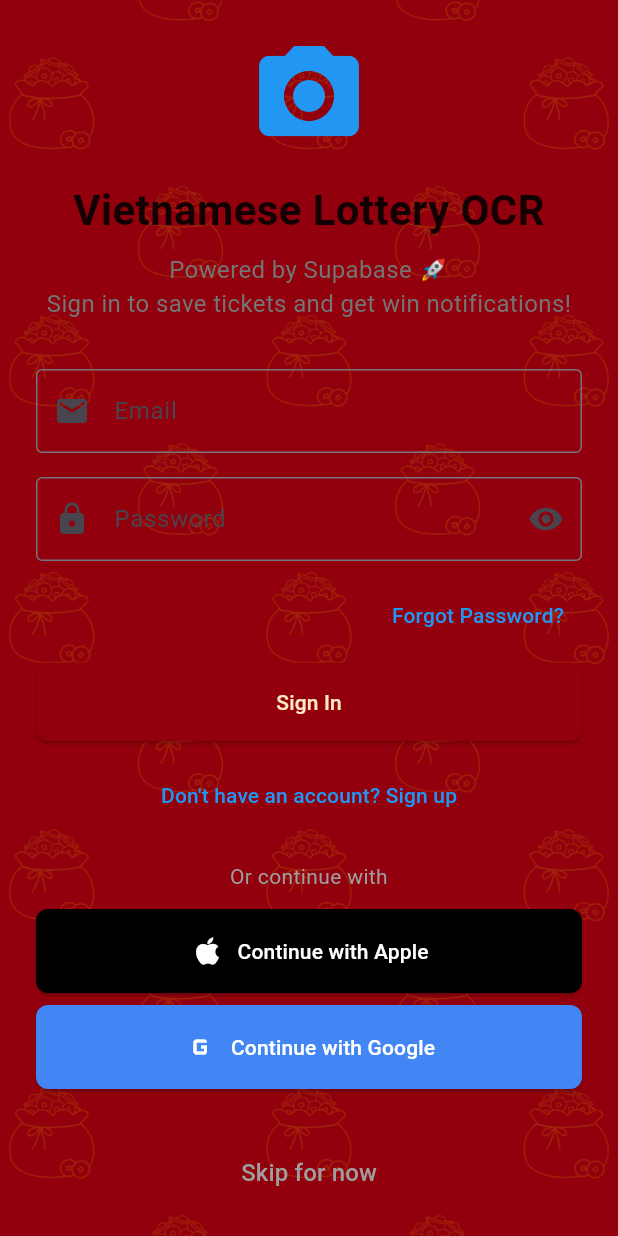
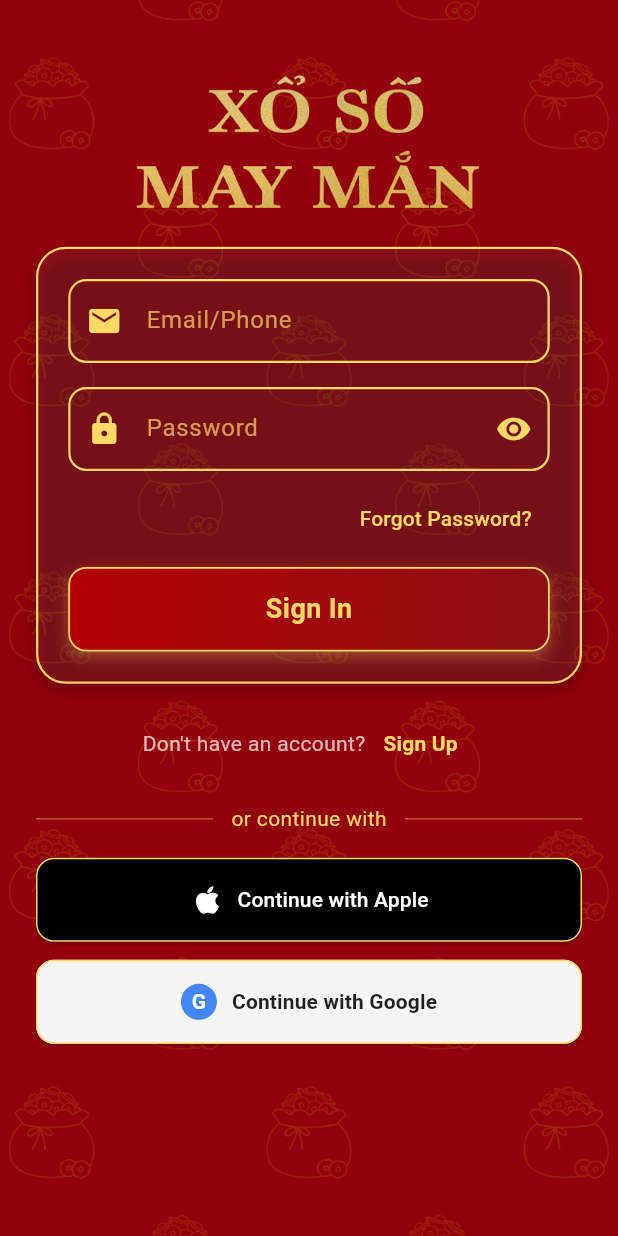
Before and after one commit to c0ryd/Xo-So, a Flutter app: the screen it shows after launch, on a phone screen of 412 x 824 dp. Run offline on Flutter 3.47's test engine with Material 3 defaults, Android fonts, the phone set to English and light mode, and no system bars; our stand-ins replace app_links, camera, firebase_auth, firebase_core, flutter_local_notifications, google_mobile_ads and 5 more; missing offline and left inert: amazon_cognito_identity_dart_2, google_mlkit_text_recognition; accounts and stored records are empty; generated files the repository leaves out were written again; statements that could not run were skipped.

Commit message:
saving progress

```diff
--- a/lib/screens/camera_screen_clean.dart
+++ b/lib/screens/camera_screen_clean.dart
@@ -467,9 +467,11 @@
   void _disposeBannerAd() {
     _bannerAd?.dispose();
     _bannerAd = null;
-    setState(() {
-      _isBannerAdReady = false;
-    });
+    if (mounted) {
+      setState(() {
+        _isBannerAdReady = false;
+      });
+    }
   }
 
   // --- OCR helpers copied from working screen ---
@@ -880,7 +882,7 @@
               SizedBox(height: 8),
             ],
 
-            if ((_isAutoScanning || _isCameraInitialized) && _isBannerAdReady && _bannerAd != null) ...[
+                          if ((_isAutoScanning || _isCameraInitialized) && _isBannerAdReady && _bannerAd != null) ...[
               Container(
                 alignment: Alignment.center,
                 width: _bannerAd!.size.width.toDouble(),
--- a/lib/screens/supabase_login_screen.dart
+++ b/lib/screens/supabase_login_screen.dart
@@ -27,12 +27,17 @@
   bool _obscurePassword = true;
   String? _pendingPhone;
   String? _errorMessage;
+  bool _isPhoneMode = false; // Track if user is entering phone number
   StreamSubscription<AuthState>? _authSubscription;
   Timer? _googleSignInTimeout;
 
   @override
   void initState() {
     super.initState();
+
+    // Listen to email controller changes to detect phone vs email mode
+    _emailController.addListener(_detectInputMode);
+
     // Listen to auth state changes to clear loading state when OAuth succeeds
     _authSubscription = _authService.authStateChanges.listen((AuthState authState) {
       if (mounted && authState.session != null) {
@@ -56,8 +61,30 @@
     });
   }
 
+  void _detectInputMode() {
+    final text = _emailController.text;
+
+    setState(() {
+      if (text.isEmpty) {
+        // Reset to email mode when field is empty
+        _isPhoneMode = false;
+      } else {
+        final isNumeric = RegExp(r'^[0-9]*$').hasMatch(text);
+        final hasEmailChar = text.contains('@') || RegExp(r'[a-zA-Z]').hasMatch(text);
+
+        if (isNumeric) {
+          _isPhoneMode = true;
+        } else if (hasEmailChar) {
+          _isPhoneMode = false;
+        }
+        // If text has mixed content, keep current mode
+      }
+    });
+  }
+
   @override
   void dispose() {
+    _emailController.removeListener(_detectInputMode);
     _authSubscription?.cancel();
     _googleSignInTimeout?.cancel();
     _emailController.dispose();
@@ -74,7 +101,7 @@
     });
   }
 
-  void _showError(String message) {
+  void _showError(String message, {bool isSuccess = false}) {
     setState(() {
       _errorMessage = message;
       _isLoading = false;
@@ -82,6 +109,11 @@
   }
 
   Future<void> _signInWithEmail() async {
+    if (_isPhoneMode) {
+      await _signInWithPhone();
+      return;
+    }
+
     if (_emailController.text.trim().isEmpty || _passwordController.text.trim().isEmpty) {
       _showError('Please enter both email and password');
       return;
@@ -102,6 +134,8 @@
       }
     } catch (e) {
       _showError('Sign in failed: ${e.toString()}');
+    } finally {
+      _setLoading(false);
     }
   }
 
@@ -135,6 +169,110 @@
       }
     } catch (e) {
       _showError('Sign up failed: ${e.toString()}');
+    } finally {
+      _setLoading(false);
+    }
+  }
+
+  Future<void> _signUpWithPhone() async {
+    final phoneNumber = _emailController.text.trim();
+
+    if (phoneNumber.isEmpty) {
+      _showError('Please enter a phone number');
+      return;
+    }
+
+    // Basic phone number validation - allow + at start, then digits
+    if (!RegExp(r'^\+?[1-9]\d{1,14}$').hasMatch(phoneNumber)) {
+      _showError('Please enter a valid phone number (include country code like +1234567890)');
+      return;
+    }
+
+    _setLoading(true);
+    try {
+      await _authService.signInWithPhoneNumber(
+        phoneNumber,
+        onSuccess: (message) {
+          _showError(message, isSuccess: true);
+          setState(() {
+            _showOtpInput = true;
+            _pendingPhone = phoneNumber;
+          });
+        },
+        onError: (error) {
+          _showError('Phone sign up failed: $error');
+        },
+      );
+    } catch (e) {
+      _showError('Phone sign up failed: ${e.toString()}');
+    } finally {
+      _setLoading(false);
+    }
+  }
+
+  Future<void> _signUp() async {
+    if (_isPhoneMode) {
+      await _signUpWithPhone();
+    } else {
+      await _signUpWithEmail();
+    }
+  }
+
+  String _getPrimaryButtonLabel() {
+    if (_isPhoneMode && !_showOtpInput) {
+      return _isSignUpMode ? 'Send OTP' : 'Send OTP';
+    } else if (_isPhoneMode && _showOtpInput) {
+      return _isSignUpMode ? 'Verify & Sign Up' : 'Verify & Sign In';
+    } else {
+      return _isSignUpMode ? 'Create Account' : 'Sign In';
+    }
+  }
+
+  VoidCallback? _getPrimaryButtonAction() {
+    if (_isPhoneMode && !_showOtpInput) {
+      // Send OTP phase
+      return _isSignUpMode ? _signUpWithPhone : _sendOtpForSignIn;
+    } else if (_isPhoneMode && _showOtpInput) {
+      // Verify OTP phase
+      return _verifyOtp;
+    } else {
+      // Email mode
+      return _isSignUpMode ? _signUpWithEmail : _signInWithEmail;
+    }
+  }
+
+  Future<void> _sendOtpForSignIn() async {
+    final phoneNumber = _emailController.text.trim();
+
+    if (phoneNumber.isEmpty) {
+      _showError('Please enter a phone number');
+      return;
+    }
+
+    if (!RegExp(r'^\+?[1-9]\d{1,14}$').hasMatch(phoneNumber)) {
+      _showError('Please enter a valid phone number (include country code like +1234567890)');
+      return;
+    }
+
+    _setLoading(true);
+    try {
+      await _authService.signInWithPhoneNumber(
+        phoneNumber,
+        onSuccess: (message) {
+          _showError(message, isSuccess: true);
+          setState(() {
+            _showOtpInput = true;
+            _pendingPhone = phoneNumber;
+          });
+        },
+        onError: (error) {
+          _showError('Failed to send OTP: $error');
+        },
+      );
+    } catch (e) {
+      _showError('Failed to send OTP: ${e.toString()}');
+    } finally {
+      _setLoading(false);
     }
   }
 
@@ -230,7 +368,7 @@
   }
 
   Future<void> _verifyOtp() async {
-    if (_otpController.text.trim().isEmpty) {
+    if (_passwordController.text.trim().isEmpty) {
       _showError('Please enter the verification code');
       return;
     }
@@ -244,7 +382,7 @@
     try {
       final result = await _authService.verifyPhoneOtp(
         _pendingPhone!,
-        _otpController.text.trim(),
+        _passwordController.text.trim(),
       );
 
       if (result != null && result.user != null) {
@@ -262,7 +400,7 @@
     setState(() {
       _showOtpInput = false;
       _pendingPhone = null;
-      _otpController.clear();
+      _passwordController.clear();
       _errorMessage = null;
     });
   }
@@ -273,134 +411,136 @@
       body: VietnameseTiledBackground(
         child: SafeArea(
         child: SingleChildScrollView(
-            padding: const EdgeInsets.all(24.0),
-            child: ConstrainedBox(
-            constraints: BoxConstraints(
-              minHeight: MediaQuery.of(context).size.height -
-                         MediaQuery.of(context).padding.top -
-                         MediaQuery.of(context).padding.bottom - 48,
-            ),
+          padding: const EdgeInsets.symmetric(horizontal: 24, vertical: 8),
           child: Column(
-              mainAxisAlignment: MainAxisAlignment.center,
             crossAxisAlignment: CrossAxisAlignment.stretch,
                       children: [
-                // App Logo/Title
-                const Icon(
-                  Icons.camera_alt,
-                  size: 80,
-                  color: Colors.blue,
+            SizedBox(height: MediaQuery.of(context).size.height * 0.02),
+            const SizedBox(height: 20),
+                  Center(
+                    child: Image.asset(
+                      'assets/images/text/xo so may manv2.png',
+                      height: 100,
+                      errorBuilder: (_, __, ___) => const Text(
+                        'XỔ SỐ MAY MẮN',
+                        style: TextStyle(color: Color(0xFFFFD966), fontSize: 42, fontWeight: FontWeight.bold),
                       ),
-                const SizedBox(height: 16),
-                const Text(
-                  'Vietnamese Lottery OCR',
-                  style: TextStyle(
-                    fontSize: 28,
-                    fontWeight: FontWeight.bold,
-                    color: Colors.black87,
                     ),
-                  textAlign: TextAlign.center,
                   ),
-                const SizedBox(height: 8),
-                Text(
-                  'Powered by Supabase 🚀\nSign in to save tickets and get win notifications!',
-                  style: TextStyle(
-                    fontSize: 16,
-                    color: Colors.grey[600],
-                  ),
-                  textAlign: TextAlign.center,
-                ),
-                const SizedBox(height: 32),
+              const SizedBox(height: 20),
 
-                // Error message
               if (_errorMessage != null) ...[
                 Container(
                   padding: const EdgeInsets.all(12),
                   decoration: BoxDecoration(
-                      color: Colors.red[50],
-                      border: Border.all(color: Colors.red[200]!),
-                      borderRadius: BorderRadius.circular(8),
+                    color: Colors.black.withOpacity(0.2),
+                    borderRadius: BorderRadius.circular(12),
+                    border: Border.all(color: const Color(0xFFFFA6A6)),
                   ),
                   child: Text(
                     _errorMessage!,
-                      style: TextStyle(color: Colors.red[700]),
+                    style: const TextStyle(color: Colors.white),
                     textAlign: TextAlign.center,
                   ),
                 ),
-                  const SizedBox(height: 24),
+                const SizedBox(height: 16),
               ],
 
-                // Email authentication form
-                TextField(
+              Container(
+                padding: const EdgeInsets.all(20),
+                decoration: BoxDecoration(
+                  color: Colors.white.withOpacity(0.06),
+                  borderRadius: BorderRadius.circular(20),
+                  border: Border.all(color: const Color(0xFFFFD966), width: 1.5),
+                  boxShadow: [
+                    BoxShadow(color: Colors.black.withOpacity(0.25), blurRadius: 10, offset: const Offset(0,4)),
+                  ],
+                ),
+                child: Column(
+                  children: [
+                    _buildInputField(
                       controller: _emailController,
-                  keyboardType: TextInputType.emailAddress,
-                  decoration: const InputDecoration(
-                    labelText: 'Email',
-                    hintText: 'your@email.com',
-                    prefixIcon: Icon(Icons.email),
-                    border: OutlineInputBorder(),
-                  ),
+                      icon: _isPhoneMode ? Icons.phone : Icons.email,
+                      hint: _isPhoneMode ? 'Phone (+1234567890)' : 'Email/Phone',
+                      keyboardType: _isPhoneMode ? TextInputType.phone : TextInputType.emailAddress,
                     ),
                     const SizedBox(height: 16),
 
-                TextField(
+                    // Show OTP field only if we're in phone mode and OTP has been sent
+                    if (_isPhoneMode && _showOtpInput) ...[
+                      _buildInputField(
                         controller: _passwordController,
-                  obscureText: _obscurePassword,
-                  decoration: InputDecoration(
-                    labelText: 'Password',
-                    hintText: 'Enter your password',
-                    prefixIcon: const Icon(Icons.lock),
-                    suffixIcon: IconButton(
-                      icon: Icon(_obscurePassword ? Icons.visibility : Icons.visibility_off),
-                      onPressed: () {
-                        setState(() {
-                          _obscurePassword = !_obscurePassword;
-                        });
-                      },
+                        icon: Icons.sms,
+                        hint: 'Enter OTP',
+                        keyboardType: TextInputType.number,
                       ),
-                    border: const OutlineInputBorder(),
+                      const SizedBox(height: 8),
+                      Row(
+                        mainAxisAlignment: MainAxisAlignment.spaceBetween,
+                        children: [
+                          TextButton(
+                            onPressed: _resetPhoneAuth,
+                            child: const Text(
+                              '← Back',
+                              style: TextStyle(color: Color(0xFFFFD966)),
                             ),
                           ),
-                const SizedBox(height: 12),
-
-                // Forgot Password link (only show in sign in mode)
-                if (!_isSignUpMode)
+                          TextButton(
+                            onPressed: _isLoading ? null : () {
+                              // Resend OTP
+                              _isSignUpMode ? _signUpWithPhone() : _sendOtpForSignIn();
+                            },
+                            child: const Text(
+                              'Resend OTP',
+                              style: TextStyle(color: Color(0xFFFFD966)),
+                            ),
+                          ),
+                        ],
+                      ),
+                    ] else if (!_isPhoneMode) ...[
+                      _buildInputField(
+                        controller: _passwordController,
+                        icon: Icons.lock,
+                        hint: 'Password',
+                        isPassword: true,
+                      ),
+                    ],
+                    const SizedBox(height: 8),
                     Align(
                       alignment: Alignment.centerRight,
                       child: TextButton(
                         onPressed: () {
                           Navigator.push(
                             context,
-                          MaterialPageRoute(
-                            builder: (context) => const PasswordRecoveryScreen(),
-                          ),
+                            MaterialPageRoute(builder: (context) => const PasswordRecoveryScreen()),
                           );
                         },
                         child: Text(
                           AppLocalizations.of(context)!.forgotPassword,
-                        style: const TextStyle(color: Colors.blue),
+                          style: const TextStyle(color: Color(0xFFFFD966)),
                         ),
                       ),
                     ),
                     const SizedBox(height: 8),
+                    _buildPrimaryButton(
+                      label: _getPrimaryButtonLabel(),
+                      loading: _isLoading,
+                      onPressed: _isLoading ? null : _getPrimaryButtonAction(),
+                    ),
+                  ],
+                ),
+              ),
 
-                // Sign In / Sign Up button
-                ElevatedButton(
-                  onPressed: _isLoading ? null : (_isSignUpMode ? _signUpWithEmail : _signInWithEmail),
-                  style: ElevatedButton.styleFrom(
-                    padding: const EdgeInsets.symmetric(vertical: 16),
-                    shape: RoundedRectangleBorder(borderRadius: BorderRadius.circular(8)),
+              const SizedBox(height: 16),
+
+              // Sign Up / Sign In toggle
+              Row(
+                mainAxisAlignment: MainAxisAlignment.center,
+                children: [
+                  Text(
+                    _isSignUpMode ? 'Already have an account?' : 'Don\'t have an account?',
+                    style: const TextStyle(color: Colors.white70),
                   ),
-                  child: _isLoading
-                    ? const SizedBox(
-                        width: 20,
-                        height: 20,
-                        child: CircularProgressIndicator(strokeWidth: 2, color: Colors.white),
-                      )
-                    : Text(_isSignUpMode ? 'Create Account' : 'Sign In'),
-                ),
-                const SizedBox(height: 12),
-
-                // Toggle Sign In / Sign Up
                   TextButton(
                     onPressed: () {
                       setState(() {
@@ -409,105 +549,140 @@
                       });
                     },
                     child: Text(
-                    _isSignUpMode
-                      ? 'Already have an account? Sign in'
-                      : 'Don\'t have an account? Sign up',
-                    style: const TextStyle(color: Colors.blue),
+                      _isSignUpMode ? 'Sign In' : 'Sign Up',
+                      style: const TextStyle(
+                        color: Color(0xFFFFD966),
+                        fontWeight: FontWeight.w600,
                       ),
                     ),
+                  ),
+                ],
+              ),
 
-                const SizedBox(height: 20),
-                Text(
-                  'Or continue with',
-                  style: TextStyle(
-                    fontSize: 14,
-                    color: Colors.grey[500],
+              const SizedBox(height: 16),
+              _buildOrDivider('or continue with'),
+              const SizedBox(height: 16),
+
+              _buildAppleButton(_isLoading ? null : _signInWithApple),
+              const SizedBox(height: 12),
+              _buildGoogleButton(_isLoading ? null : _signInWithGoogle, _isLoading),
+
+              const SizedBox(height: 24),
+            ],
           ),
-                  textAlign: TextAlign.center,
         ),
-                const SizedBox(height: 12),
+      ),
+    ));
+  }
 
-                // Apple Sign In button
-                ElevatedButton.icon(
-                  onPressed: _isLoading ? null : _signInWithApple,
+  Widget _buildInputField({
+    required TextEditingController controller,
+    required IconData icon,
+    required String hint,
+    bool isPassword = false,
+    TextInputType? keyboardType,
+  }) {
+    return TextField(
+      controller: controller,
+      keyboardType: keyboardType,
+      obscureText: isPassword ? _obscurePassword : false,
+      decoration: InputDecoration(
+        prefixIcon: Icon(icon, color: const Color(0xFFFFD966)),
+        hintText: hint,
+        hintStyle: TextStyle(color: const Color(0xFFFFD966).withOpacity(0.7)),
+        filled: true,
+        fillColor: Colors.transparent,
+        enabledBorder: OutlineInputBorder(
+          borderRadius: BorderRadius.circular(12),
+          borderSide: const BorderSide(color: Color(0xFFFFD966), width: 1.5),
+        ),
+        focusedBorder: OutlineInputBorder(
+          borderRadius: BorderRadius.circular(12),
+          borderSide: const BorderSide(color: Color(0xFFFFD966), width: 2),
+        ),
+        suffixIcon: isPassword
+            ? IconButton(
+                icon: Icon(_obscurePassword ? Icons.visibility : Icons.visibility_off, color: const Color(0xFFFFD966)),
+                onPressed: () { setState(() { _obscurePassword = !_obscurePassword; }); },
+              )
+            : null,
+      ),
+      style: const TextStyle(color: Colors.white),
+    );
+  }
+
+  Widget _buildPrimaryButton({required String label, required VoidCallback? onPressed, bool loading = false}) {
+    return InkWell(
+      onTap: onPressed,
+      borderRadius: BorderRadius.circular(12),
+      child: Container(
+        width: double.infinity,
+        padding: const EdgeInsets.symmetric(vertical: 14),
+        decoration: BoxDecoration(
+          gradient: const LinearGradient(colors: [Color(0xFFB30000), Color(0xFF8D0F14)]),
+          borderRadius: BorderRadius.circular(12),
+          boxShadow: [BoxShadow(color: const Color(0xFFFFD966).withOpacity(0.3), blurRadius: 8, offset: const Offset(0,4))],
+          border: Border.all(color: const Color(0xFFFFD966), width: 1.2),
+        ),
+        child: Center(
+          child: loading
+              ? const SizedBox(width: 20, height: 20, child: CircularProgressIndicator(strokeWidth: 2, color: Color(0xFFFFD966)))
+              : Text(label, style: const TextStyle(color: Color(0xFFFFD966), fontSize: 18, fontWeight: FontWeight.bold)),
+        ),
+      ),
+    );
+  }
+
+  Widget _buildOrDivider(String text) {
+    return Row(
+      children: [
+        Expanded(child: Container(height: 1, color: const Color(0xFFFFD966).withOpacity(0.4))),
+        Padding(
+          padding: const EdgeInsets.symmetric(horizontal: 12),
+          child: Text(text, style: const TextStyle(color: Color(0xFFFFD966))),
+        ),
+        Expanded(child: Container(height: 1, color: const Color(0xFFFFD966).withOpacity(0.4))),
+      ],
+    );
+  }
+
+  Widget _buildAppleButton(VoidCallback? onPressed) {
+    return ElevatedButton.icon(
+      onPressed: onPressed,
       icon: const Icon(Icons.apple, size: 24, color: Colors.white),
       label: const Text('Continue with Apple'),
       style: ElevatedButton.styleFrom(
         backgroundColor: Colors.black,
         foregroundColor: Colors.white,
         padding: const EdgeInsets.symmetric(vertical: 16),
-                    shape: RoundedRectangleBorder(borderRadius: BorderRadius.circular(8)),
+        shape: RoundedRectangleBorder(borderRadius: BorderRadius.circular(12)),
+        side: const BorderSide(color: Color(0xFFFFD966), width: 1),
       ),
-                ),
-                const SizedBox(height: 8),
+    );
+  }
 
-                // Google Sign In button (Supabase OAuth web flow)
-                ElevatedButton.icon(
-                  onPressed: _isLoading ? null : _signInWithGoogle,
-                  icon: _isLoading
-                    ? SizedBox(
-                        width: 20,
-                        height: 20,
-                        child: CircularProgressIndicator(strokeWidth: 2, color: Colors.white),
-                      )
-                    : const Icon(Icons.g_mobiledata, size: 24, color: Colors.white),
-                  label: Text(_isLoading ? 'Signing in...' : 'Continue with Google'),
+  Widget _buildGoogleButton(VoidCallback? onPressed, bool loading) {
+    return ElevatedButton(
+      onPressed: onPressed,
       style: ElevatedButton.styleFrom(
-                    backgroundColor: const Color(0xFF4285F4),
-                    foregroundColor: Colors.white,
+        backgroundColor: const Color(0xFFF5F5F5),
+        foregroundColor: Colors.black87,
         padding: const EdgeInsets.symmetric(vertical: 16),
-                    shape: RoundedRectangleBorder(borderRadius: BorderRadius.circular(8)),
-                  ),
-                ),
-
-                // Helpful note for OAuth flow
-                if (_isLoading) ...[
-                  const SizedBox(height: 12),
-                  Container(
-                    padding: const EdgeInsets.all(12),
-                    decoration: BoxDecoration(
-                      color: Colors.blue[50],
-                      border: Border.all(color: Colors.blue[200]!),
-                      borderRadius: BorderRadius.circular(8),
+        shape: RoundedRectangleBorder(borderRadius: BorderRadius.circular(12)),
+        side: const BorderSide(color: Color(0xFFFFD966), width: 1),
       ),
       child: Row(
+        mainAxisAlignment: MainAxisAlignment.center,
         children: [
-                        Icon(Icons.info_outline, color: Colors.blue[700], size: 16),
-                        const SizedBox(width: 8),
-                        Expanded(
-                          child: Text(
-                            'If the browser window appears blank, press "Done" to continue. Sign-in works in the background.',
-                            style: TextStyle(
-                              color: Colors.blue[700],
-                              fontSize: 12,
+          Container(
+            width: 24,
+            height: 24,
+            decoration: const BoxDecoration(color: Color(0xFF4285F4), shape: BoxShape.circle),
+            child: const Center(child: Text('G', style: TextStyle(color: Colors.white, fontWeight: FontWeight.bold))),
           ),
-                          ),
-                        ),
+          const SizedBox(width: 10),
+          Text(loading ? 'Signing in...' : 'Continue with Google', style: const TextStyle(fontWeight: FontWeight.w600)),
         ],
-                    ),
-                  ),
-                ],
-
-                const SizedBox(height: 32),
-
-                // Skip login option
-                TextButton(
-                  onPressed: () {
-                    Navigator.of(context).pop();
-                  },
-                  child: const Text(
-                    'Skip for now',
-                    style: TextStyle(
-                      color: Colors.grey,
-                      fontSize: 16,
-                    ),
-                  ),
-                ),
-              ],
-            ),
-          ),
-        ),
-        ),
       ),
     );
   }
```
Also changed, not shown: assets/images/text/xo so may manv2.png, assets/images/text/xo so may manv3.png (added). Lines whose indentation alone changed are shown as unchanged.
